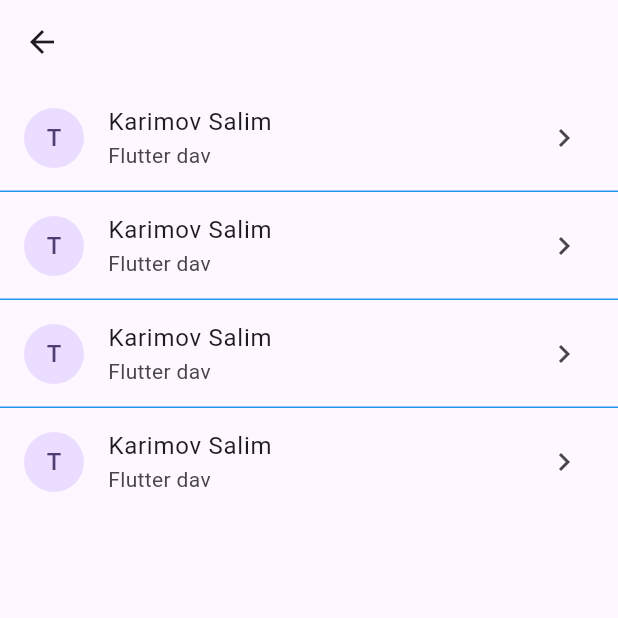
After one commit to Inoyatovlee/Flutter-widgets, a Flutter app: the list_tile_divide screen opened directly, on a phone screen of 412 x 824 dp, the top half of it. The commit adds this screen. Run offline on Flutter 3.47's test engine with Material 3 defaults, Android fonts, the phone set to English and light mode, and no system bars; our stand-ins replace fl_chart, get, permission_handler; missing offline and left inert: dart:ffi, dart:js_util.

Commit message:
list_tile_divider go

```diff
--- a/lib/widgets/ExpandedPage.dart
+++ b/lib/widgets/ExpandedPage.dart
@@ -5,7 +5,6 @@
 
 import 'package:flutter/cupertino.dart';
 import 'package:flutter/material.dart';
-import 'package:flutter_widgets/config/img.dart';
 
 class ExpandedPage extends StatefulWidget {
   const ExpandedPage({super.key});
--- /dev/null
+++ b/lib/widgets/list_tile_divide.dart
@@ -0,0 +1,51 @@
+import 'package:flutter/material.dart';
+
+class list_tile_divide extends StatefulWidget {
+  const list_tile_divide({super.key});
+
+  @override
+  State<list_tile_divide> createState() => _list_tile_divideState();
+}
+
+class _list_tile_divideState extends State<list_tile_divide> {
+  @override
+  Widget build(BuildContext context) {
+    return Scaffold(
+      appBar: AppBar(),
+      body: ListView(
+        children: ListTile.divideTiles(
+          context: context,
+          color: Colors.blue,
+          tiles: [
+            //
+            const ListTile(
+              leading: CircleAvatar(child: Text("T")),
+              title: Text("Karimov Salim"),
+              subtitle: Text("Flutter dav"),
+              trailing: Icon(Icons.navigate_next_sharp),
+            ),
+            const ListTile(
+              leading: CircleAvatar(child: Text("T")),
+              title: Text("Karimov Salim"),
+              subtitle: Text("Flutter dav"),
+              trailing: Icon(Icons.navigate_next_sharp),
+            ),
+            const ListTile(
+              leading: CircleAvatar(child: Text("T")),
+              title: Text("Karimov Salim"),
+              subtitle: Text("Flutter dav"),
+              trailing: Icon(Icons.navigate_next_sharp),
+            ),
+            const ListTile(
+              leading: CircleAvatar(child: Text("T")),
+              title: Text("Karimov Salim"),
+              subtitle: Text("Flutter dav"),
+              trailing: Icon(Icons.navigate_next_sharp),
+            ),
+            //
+          ],
+        ).toList(),
+      ),
+    );
+  }
+}
```
